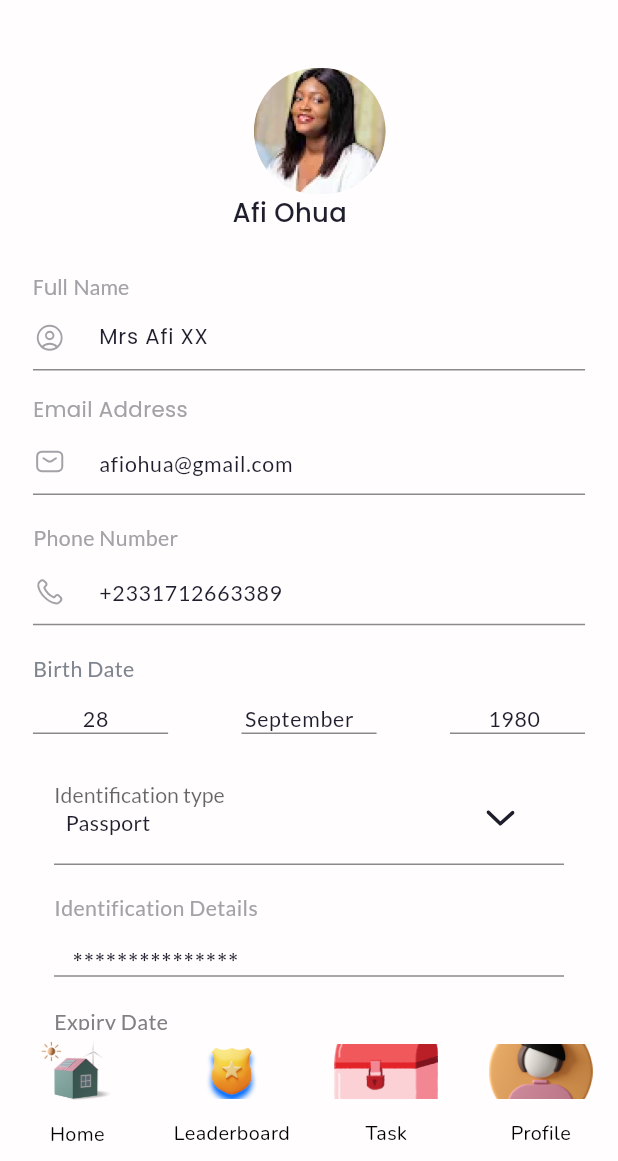
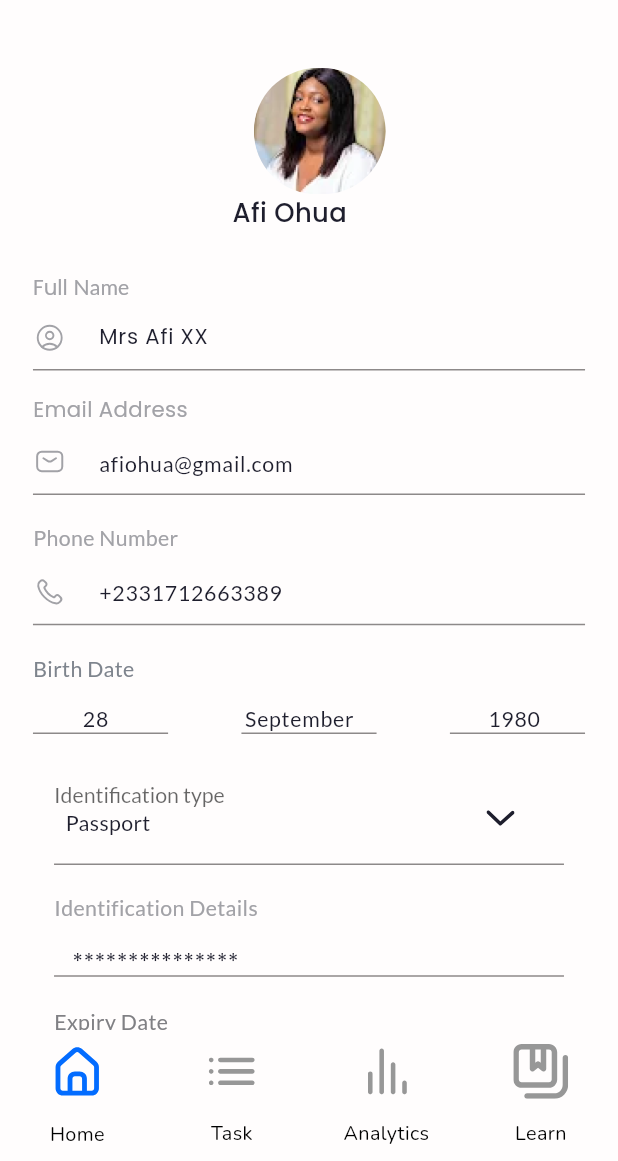
Before and after one commit to Adama101/FedaAfrica, a Flutter app: the EditProfileScreen screen opened by its route, on a phone screen of 412 x 824 dp, the part 75-1236 px from its top. Run offline on Flutter 3.47's test engine with Material 3 defaults, Android fonts, the phone set to English and light mode, and no system bars; our stand-ins replace audioplayers, cached_network_image, carousel_slider, easy_date_timeline, flutter_svg, smooth_page_indicator.

```diff
--- a/lib/screens/child_screens/activity_screen/activity_screen.dart
+++ b/lib/screens/child_screens/activity_screen/activity_screen.dart
@@ -224,7 +224,7 @@ class ActivityScreen extends StatelessWidget {
         return "/";
       case BottomBarEnum.Task2:
         return "/";
-      case BottomBarEnum.Profile:
+      case BottomBarEnum.Learn:
         return "/";
       default:
         return "/";
--- a/lib/screens/child_screens/leaderboard_screen_container_screen/leaderboard_screen_container_screen.dart
+++ b/lib/screens/child_screens/leaderboard_screen_container_screen/leaderboard_screen_container_screen.dart
@@ -41,7 +41,7 @@ class LeaderboardScreenContainerScreen extends StatelessWidget {
         return "/";
       case BottomBarEnum.Task2:
         return "/";
-      case BottomBarEnum.Profile:
+      case BottomBarEnum.Learn:
         return "/";
       default:
         return "/";
--- a/lib/screens/parent_screens/edit_profile_screen/edit_profile_screen.dart
+++ b/lib/screens/parent_screens/edit_profile_screen/edit_profile_screen.dart
@@ -369,7 +369,7 @@ class EditProfileScreen extends StatelessWidget {
         return "/";
       case BottomBarEnum.Task2:
         return "/";
-      case BottomBarEnum.Profile:
+      case BottomBarEnum.Learn:
         return "/";
       default:
         return "/";
--- a/lib/screens/parent_screens/home_screen_one_screen/home_screen_one_screen.dart
+++ b/lib/screens/parent_screens/home_screen_one_screen/home_screen_one_screen.dart
@@ -300,13 +300,13 @@ class HomeScreenOneScreen extends StatelessWidget {
   String getCurrentRoute(BottomBarEnum type) {
     switch (type) {
       case BottomBarEnum.Home:
-        return AppRoutes.leaderboardScreenPage;
+        return AppRoutes.homeScreenOneScreen;
       case BottomBarEnum.Leaderboard:
         return "/";
       case BottomBarEnum.Task2:
         return "/";
-      case BottomBarEnum.Profile:
-        return "/";
+      case BottomBarEnum.Learn:
+        return AppRoutes.parentLearningScreen;
       default:
         return "/";
     }
--- a/lib/screens/parent_screens/home_screen_two_screen/home_screen_two_screen.dart
+++ b/lib/screens/parent_screens/home_screen_two_screen/home_screen_two_screen.dart
@@ -303,7 +303,7 @@ class HomeScreenTwoScreen extends StatelessWidget {
         return "/";
       case BottomBarEnum.Task2:
         return "/";
-      case BottomBarEnum.Profile:
+      case BottomBarEnum.Learn:
         return "/";
       default:
         return "/";
--- a/lib/screens/parent_screens/more_screen/more_screen.dart
+++ b/lib/screens/parent_screens/more_screen/more_screen.dart
@@ -166,7 +166,7 @@ class MoreScreen extends StatelessWidget {
         return "/";
       case BottomBarEnum.Task2:
         return "/";
-      case BottomBarEnum.Profile:
+      case BottomBarEnum.Learn:
         return "/";
       default:
         return "/";
--- a/lib/screens/parent_screens/parent_learning_screen/parent_learning_screen.dart
+++ b/lib/screens/parent_screens/parent_learning_screen/parent_learning_screen.dart
@@ -84,7 +84,7 @@ class ParentLearningScreen extends StatelessWidget {
         return "/";
       case BottomBarEnum.Task2:
         return "/";
-      case BottomBarEnum.Profile:
+      case BottomBarEnum.Learn:
         return "/";
       default:
         return "/";
--- a/lib/screens/parent_screens/profile_screen/profile_screen.dart
+++ b/lib/screens/parent_screens/profile_screen/profile_screen.dart
@@ -215,7 +215,7 @@ class ProfileScreen extends StatelessWidget {
         return "/";
       case BottomBarEnum.Task2:
         return "/";
-      case BottomBarEnum.Profile:
+      case BottomBarEnum.Learn:
         return "/";
       default:
         return "/";
--- a/lib/screens/parent_screens/task_screen/task_screen.dart
+++ b/lib/screens/parent_screens/task_screen/task_screen.dart
@@ -350,7 +350,7 @@ class TaskScreen extends StatelessWidget {
         return "/";
       case BottomBarEnum.Task2:
         return "/";
-      case BottomBarEnum.Profile:
+      case BottomBarEnum.Learn:
         return "/";
       default:
         return "/";
--- a/lib/screens/parent_screens/view_profile_screen/view_profile_screen.dart
+++ b/lib/screens/parent_screens/view_profile_screen/view_profile_screen.dart
@@ -254,7 +254,7 @@ class ViewProfileScreen extends StatelessWidget {
         return "/";
       case BottomBarEnum.Task2:
         return "/";
-      case BottomBarEnum.Profile:
+      case BottomBarEnum.Learn:
         return "/";
       default:
         return "/";
--- a/lib/widgets/custom_bottom_bar.dart
+++ b/lib/widgets/custom_bottom_bar.dart
@@ -16,28 +16,28 @@ class CustomBottomBarState extends State<CustomBottomBar> {
 
   List<BottomMenuModel> bottomMenuList = [
     BottomMenuModel(
-      icon: ImageConstant.imgNavHome38x63,
-      activeIcon: ImageConstant.imgNavHome38x63,
+      icon: ImageConstant.imgNavHome,
+      activeIcon: ImageConstant.imgNavHome,
       title: "Home",
       type: BottomBarEnum.Home,
     ),
     BottomMenuModel(
-      icon: ImageConstant.imgNavLeaderboard,
-      activeIcon: ImageConstant.imgNavLeaderboard,
-      title: "Leaderboard",
+      icon: ImageConstant.imgNavTask,
+      activeIcon: ImageConstant.imgNavTask,
+      title: "Task",
       type: BottomBarEnum.Leaderboard,
     ),
     BottomMenuModel(
-      icon: ImageConstant.imgTreasure,
+      icon: ImageConstant.imgNavAnalytics,
       activeIcon: ImageConstant.imgTreasure,
-      title: "Task",
+      title: "Analytics",
       type: BottomBarEnum.Task2,
     ),
     BottomMenuModel(
-      icon: ImageConstant.imgProfilePicture,
-      activeIcon: ImageConstant.imgProfilePicture,
-      title: "Profile",
-      type: BottomBarEnum.Profile,
+      icon: ImageConstant.imgNavLearn,
+      activeIcon: ImageConstant.imgNavLearn,
+      title: "Learn",
+      type: BottomBarEnum.Learn,
     )
   ];
 
@@ -110,7 +110,7 @@ enum BottomBarEnum {
   Home,
   Leaderboard,
   Task2,
-  Profile,
+  Learn,
 }
 
 class BottomMenuModel {
@@ -142,7 +142,7 @@ class DefaultWidget extends StatelessWidget {
           mainAxisAlignment: MainAxisAlignment.center,
           children: [
             Text(
-              'Please replace the respective Widget here',
+              '',
               style: TextStyle(
                 fontSize: 18,
               ),
```
Also changed, not shown: lib/screens/parent_screens/add_child_screen_one_dialog/add_child_screen_one_dialog.dart (+11 -4 lines), lib/screens/parent_screens/home_screen_one_screen/widgets/wallet_item_widget.dart (+9 -19 lines).
